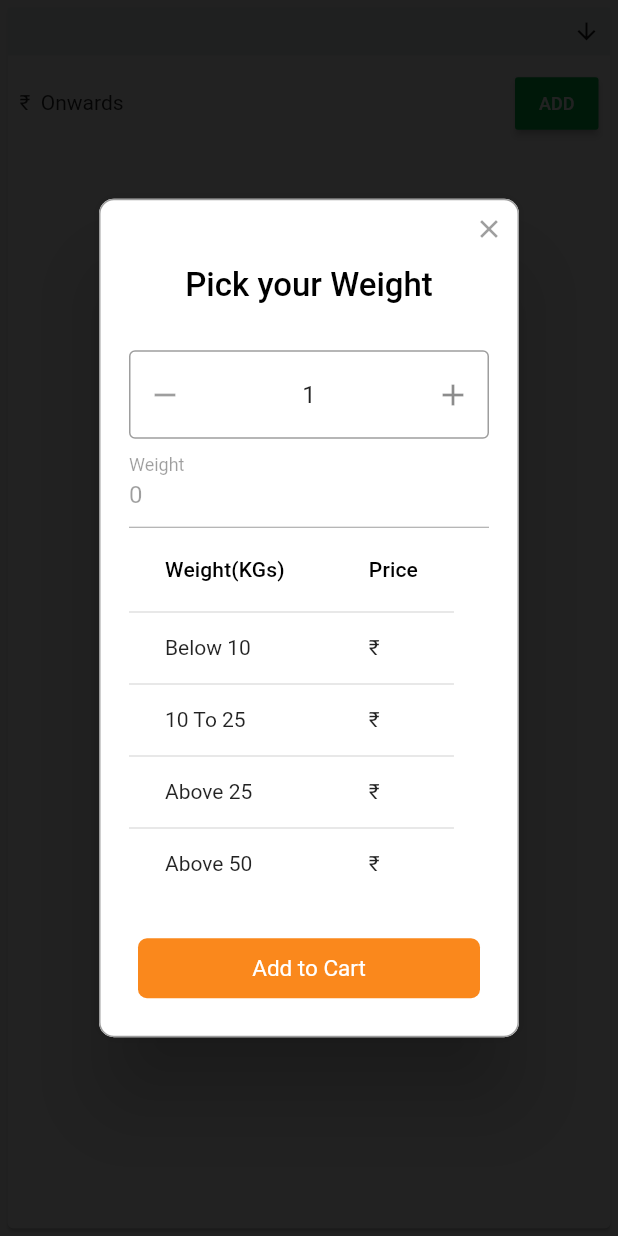
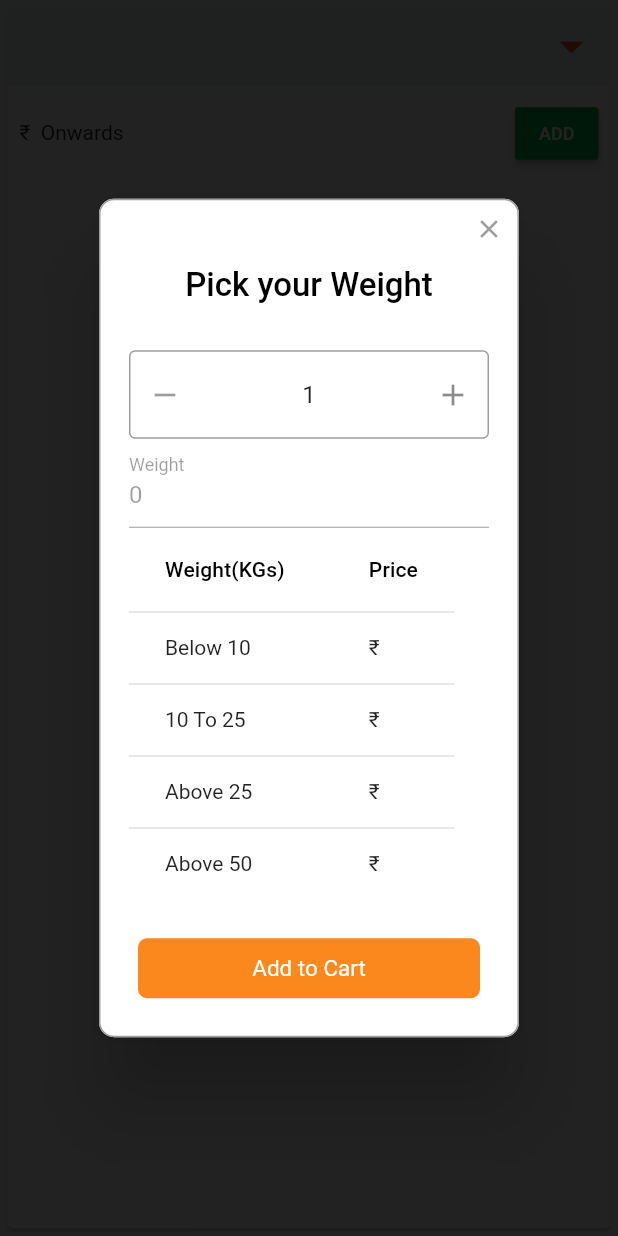
Before and after one commit to mniyaz/almightyapp, a Flutter app: the ProductCard widget shown alone on an empty page, opened directly with empty values, after a tap on "ADD", on a phone screen of 412 x 824 dp. Run offline on Flutter 3.47's test engine with Material 2 defaults, Android fonts, the phone set to English and light mode, and no system bars; drawn by our look-alikes of flutter_spinbox, rflutter_alert; our stand-ins replace awesome_dialog, fluttertoast, month_picker_dialog, reactive_forms, splashscreen; generated files the repository leaves out were written again.

Commit message:
Created logo and changed arrows

```diff
--- a/lib/cards/product_card.dart
+++ b/lib/cards/product_card.dart
@@ -270,11 +270,20 @@ class ProductCardState extends State<ProductCard> {
               Container(
                 alignment: Alignment.centerRight,
                 padding: EdgeInsets.all(5.0),
-                child: Icon(
-                  product.itemPriceRaised
-                      ? Icons.arrow_upward
-                      : Icons.arrow_downward,
-                  size: 18.0,
+                child: Row(
+                  children: [
+                    product.itemPriceRaised
+                        ? Icon(
+                            Icons.arrow_drop_up,
+                            color: Colors.green,
+                            size: 38.0,
+                          )
+                        : Icon(
+                            Icons.arrow_drop_down,
+                            color: Colors.red,
+                            size: 38.0,
+                          ),
+                  ],
                 ),
               ),
             ],
--- a/lib/widgets/create_drawer_body_item.dart
+++ b/lib/widgets/create_drawer_body_item.dart
@@ -1,4 +1,5 @@
 import 'package:flutter/material.dart';
+
 Widget createDrawerBodyItem(
     {IconData icon, String text, GestureTapCallback onTap}) {
   return ListTile(
@@ -6,7 +7,7 @@ Widget createDrawerBodyItem(
       children: <Widget>[
         Icon(icon),
         Padding(
-          padding: EdgeInsets.only(left: 8.0),
+          padding: EdgeInsets.only(left: 0.0),
           child: Text(text),
         )
       ],
```
Also changed, not shown: lib/pages/cart.dart (+14 -1 lines), lib/pages/home.dart (+20 -3 lines), lib/pages/order_history.dart (+14 -1 lines), assets/images/appbar-logo.png (added).
